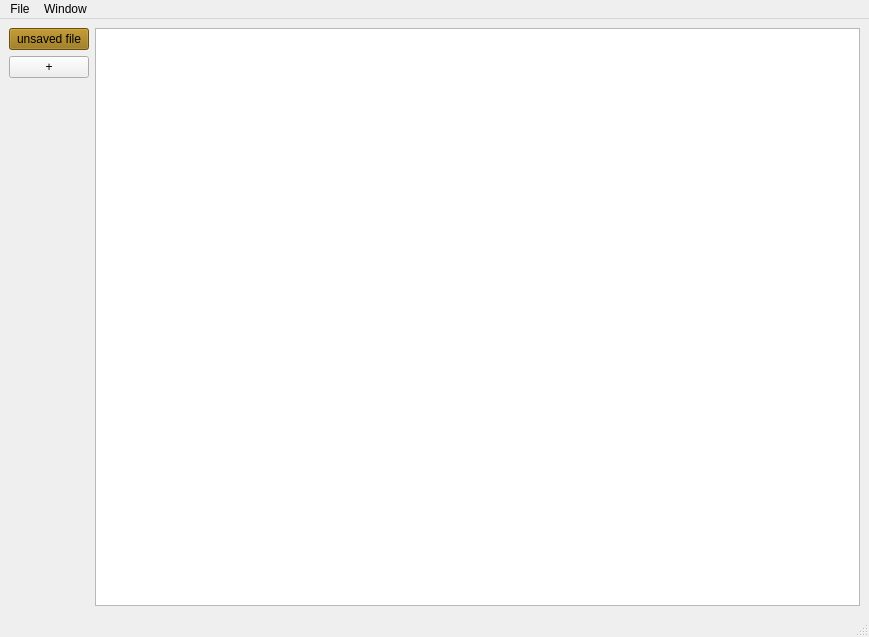
Kostamirin/textEditor_project, file mainwindow.ui: the form before one commit.
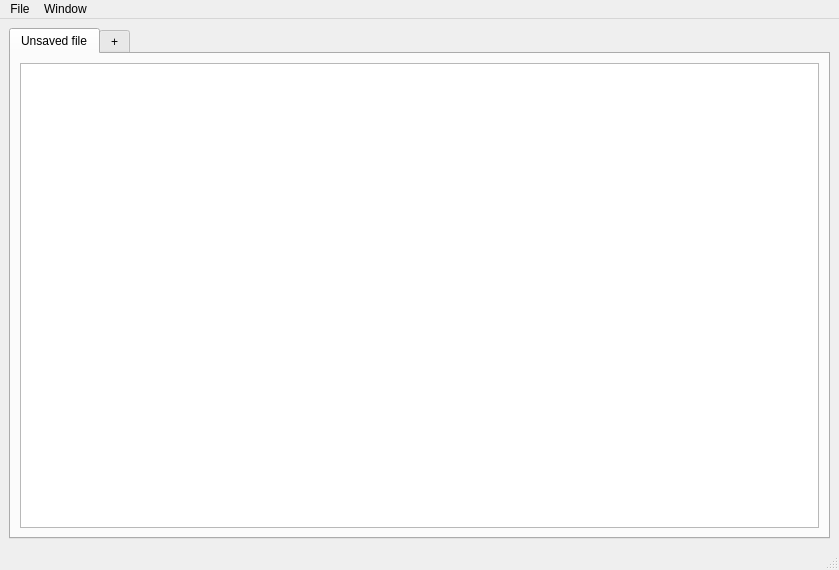
The form after the commit.

Commit message: Переделан ui под вкладки,и добавлен код для сохранения текста с вкладки (BUG)

```diff
--- a/mainwindow.ui
+++ b/mainwindow.ui
@@ -6,57 +6,35 @@
    <rect>
     <x>0</x>
     <y>0</y>
-    <width>869</width>
-    <height>637</height>
+    <width>839</width>
+    <height>570</height>
    </rect>
   </property>
   <property name="windowTitle">
    <string>MainWindow</string>
   </property>
   <widget class="QWidget" name="centralwidget">
-   <layout class="QHBoxLayout" name="horizontalLayout">
-    <item>
-     <layout class="QVBoxLayout" name="verticalLayout">
-      <item>
-       <widget class="QPushButton" name="pushButton_File">
-        <property name="styleSheet">
-         <string notr="true">background-color:rgb(148, 110, 6);</string>
-        </property>
-        <property name="text">
-         <string>unsaved file</string>
-        </property>
-       </widget>
-      </item>
-      <item>
-       <widget class="QPushButton" name="pushButton_Add">
-        <property name="styleSheet">
-         <string notr="true"/>
-        </property>
-        <property name="text">
-         <string>+</string>
-        </property>
-       </widget>
-      </item>
-      <item>
-       <spacer name="verticalSpacer">
-        <property name="orientation">
-         <enum>Qt::Orientation::Vertical</enum>
-        </property>
-        <property name="sizeHint" stdset="0">
-         <size>
-          <width>20</width>
-          <height>40</height>
-         </size>
-        </property>
-       </spacer>
-      </item>
-     </layout>
-    </item>
-    <item>
-     <widget class="QTextEdit" name="textEdit">
-      <property name="enabled">
-       <bool>true</bool>
+   <layout class="QGridLayout" name="gridLayout">
+    <item row="0" column="0">
+     <widget class="QTabWidget" name="tabWidget">
+      <property name="currentIndex">
+       <number>0</number>
       </property>
+      <widget class="QWidget" name="">
+       <attribute name="title">
+        <string>Unsaved file</string>
+       </attribute>
+       <layout class="QGridLayout" name="gridLayout_2">
+        <item row="0" column="0">
+         <widget class="QTextEdit" name="textEdit"/>
+        </item>
+       </layout>
+      </widget>
+      <widget class="QWidget" name="tab_2">
+       <attribute name="title">
+        <string>+</string>
+       </attribute>
+      </widget>
      </widget>
     </item>
    </layout>
@@ -66,7 +44,7 @@
     <rect>
      <x>0</x>
      <y>0</y>
-     <width>869</width>
+     <width>839</width>
      <height>23</height>
     </rect>
    </property>
```
The commit also changes 5 other files.
